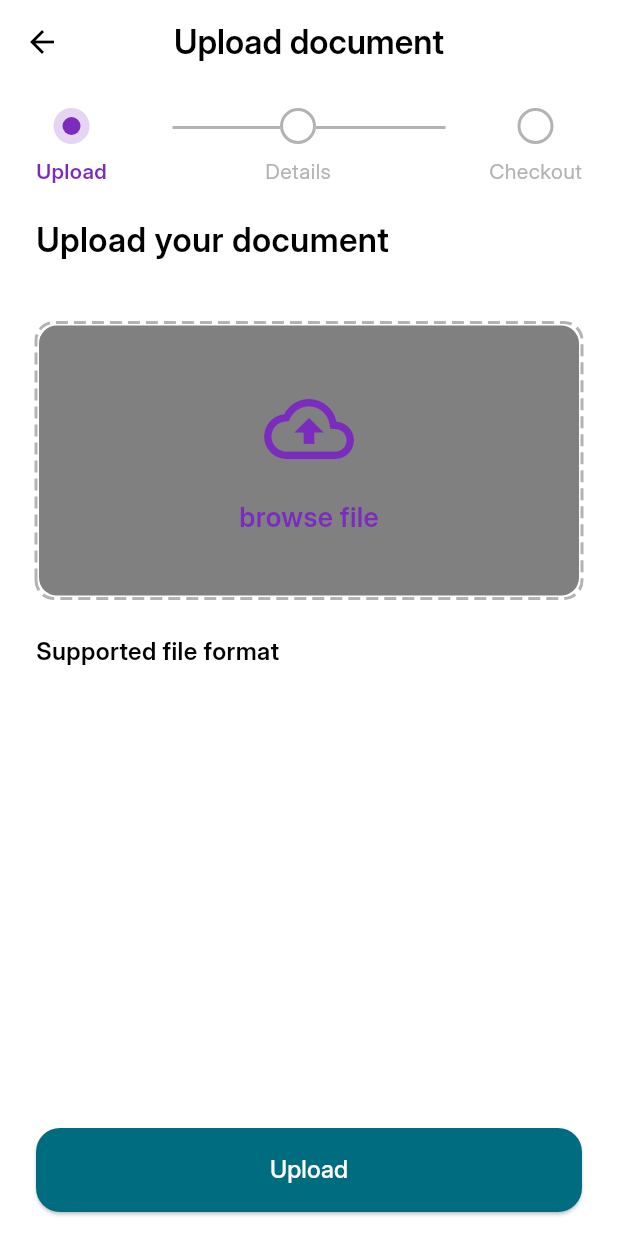
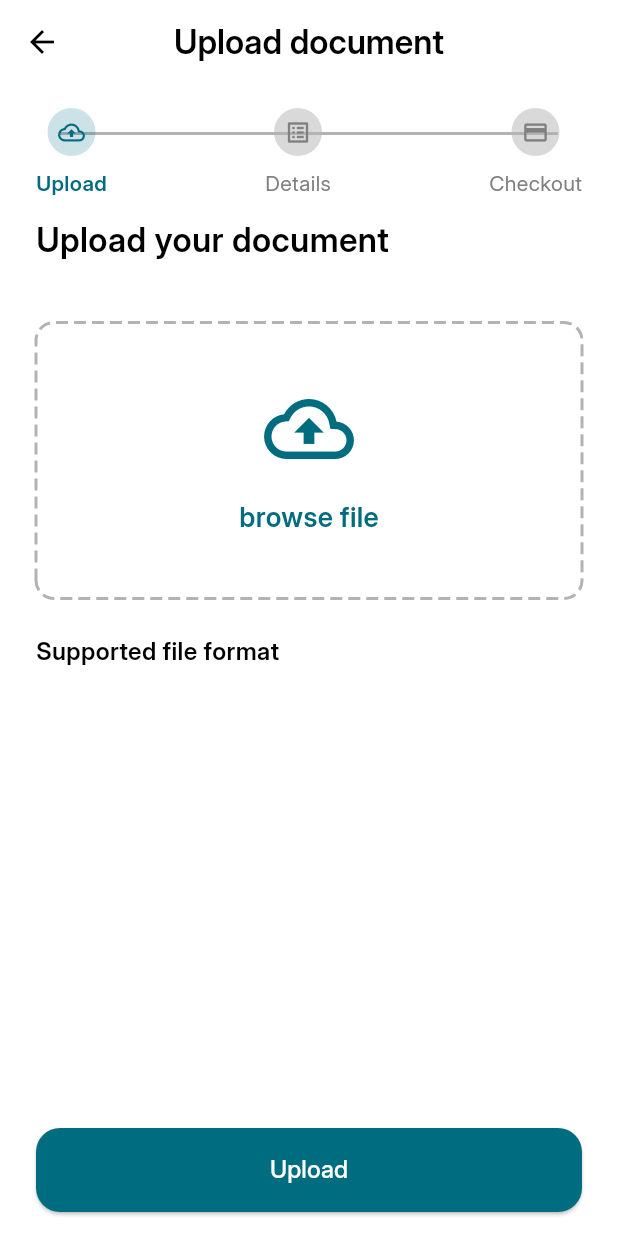
Before and after one commit to Hardikdhull/ClickPick, a Flutter app: the screen it shows after launch, on a phone screen of 412 x 824 dp. Run offline on Flutter 3.47's test engine with Material 3 defaults, Android fonts, the phone set to English and light mode, and no system bars; drawn by our look-alikes of dotted_border; missing offline and left inert: razorpay_flutter.

Commit message:
made proper changes to ui

```diff
--- a/frontend/lib/screens/Details_screen.dart
+++ b/frontend/lib/screens/Details_screen.dart
@@ -133,7 +133,7 @@ class _PrintDetailsScreenState extends State<DetailsScreen> {
             ),
             _buildCopyCounterRow(),
 
-            const SizedBox(height: 40),
+            const SizedBox(height: 100),
             CustomButton(
               text: 'Proceed to Payment',
               onTap: () {
@@ -187,7 +187,6 @@ class _PrintDetailsScreenState extends State<DetailsScreen> {
     );
   }
 
-  // A specific builder for the copy counter
   Widget _buildCopyCounterRow() {
     return Padding(
       padding: const EdgeInsets.symmetric(vertical: 8.0),
--- a/frontend/lib/screens/checkout_screen.dart
+++ b/frontend/lib/screens/checkout_screen.dart
@@ -4,6 +4,7 @@ import 'package:clickpic/widgets/custom_text_field.dart';
 import 'package:clickpic/constants/colors.dart';
 import 'package:clickpic/widgets/summary_row.dart';
 import 'package:clickpic/widgets/progressstepper.dart';
+import 'package:razorpay_flutter/razorpay_flutter.dart';
 
 class CheckoutScreen extends StatefulWidget {
   const CheckoutScreen({super.key});
@@ -44,7 +45,7 @@ class _CheckoutScreenState extends State<CheckoutScreen> {
         child: Column(
           crossAxisAlignment: CrossAxisAlignment.start,
           children: [
-            const ProgressStepper(currentStep: 1),
+            const ProgressStepper(currentStep: 2),
             const SizedBox(height: 32),
             const Text(
               'Order Summary',
@@ -101,13 +102,13 @@ class _CheckoutScreenState extends State<CheckoutScreen> {
                 ),
               ],
             ),
-            const SizedBox(height: 40),
+            const SizedBox(height: 200),
 
             CustomButton(
               text: 'Pay ₹55.00',
               onTap: () {
                 // TODO: Add payment processing logic
-                print('Payment button tapped!');
+
               },
             ),
           ],
--- a/frontend/lib/widgets/ProgressStepper.dart
+++ b/frontend/lib/widgets/ProgressStepper.dart
@@ -1,57 +1,71 @@
 import 'package:flutter/material.dart';
-import 'package:clickpic/constants/colors.dart';
+import 'package:clickpic/constants/colors.dart'; // Import your AppColors
 
 class ProgressStepper extends StatelessWidget {
+  /// The current step, 0-indexed (0 = Upload, 1 = Details, 2 = Checkout).
   final int currentStep;
 
   const ProgressStepper({super.key, required this.currentStep});
 
   @override
   Widget build(BuildContext context) {
+    const double stepNodeRadius = 16.0;
+    const double stepNodeDiameter = stepNodeRadius * 2;
+
     return LayoutBuilder(
       builder: (context, constraints) {
         final double totalWidth = constraints.maxWidth;
-        final double progressWidth = totalWidth * (currentStep / 2.0);
+        final double lineTotalWidth = totalWidth - stepNodeDiameter;
+        final double progressWidth = lineTotalWidth * (currentStep / 2.0);
 
-        return Container(
+        return SizedBox(
           width: totalWidth,
-          height: 60,
+          height: 60, // Height to fit circle and text
           child: Stack(
             alignment: Alignment.center,
             children: [
+              // --- 1. The Lines ---
               Positioned(
-                top: 12,
-                left: totalWidth / 4,
-                right: totalWidth / 4,
+                left: stepNodeRadius,
+                right: stepNodeRadius,
+                top: stepNodeRadius,
                 child: Container(
                   height: 2.0,
                   color: AppColors.Light_gray,
                 ),
               ),
               Positioned(
-                top: 12,
-                left: totalWidth / 4,
+                top: stepNodeRadius,
+                left: stepNodeRadius,
                 child: AnimatedContainer(
                   duration: const Duration(milliseconds: 300),
                   height: 2.0,
                   width: progressWidth,
-                  color: AppColors.purple,
+                  color: AppColors.primary,
                 ),
               ),
+
+              // --- 2. The Circles and Text ---
               Row(
                 mainAxisAlignment: MainAxisAlignment.spaceBetween,
                 children: [
                   _buildStepNode(
                     title: 'Upload',
+                    icon: Icons.cloud_upload_outlined, // Added icon
                     stepIndex: 0,
+                    radius: stepNodeRadius,
                   ),
                   _buildStepNode(
                     title: 'Details',
+                    icon: Icons.list_alt_outlined, // Added icon
                     stepIndex: 1,
+                    radius: stepNodeRadius,
                   ),
                   _buildStepNode(
                     title: 'Checkout',
+                    icon: Icons.payment_outlined, // Added icon
                     stepIndex: 2,
+                    radius: stepNodeRadius,
                   ),
                 ],
               ),
@@ -61,49 +75,48 @@ class ProgressStepper extends StatelessWidget {
       },
     );
   }
-  Widget _buildStepNode({required String title, required int stepIndex}) {
+
+  // Helper widget to build each step (circle + icon + text)
+  Widget _buildStepNode({
+    required String title,
+    required IconData icon, // Icon is now a required parameter
+    required int stepIndex,
+    required double radius,
+  }) {
     final bool isActive = currentStep == stepIndex;
     final bool isCompleted = currentStep > stepIndex;
 
     Color circleColor;
-    Color textColor;
-    Widget circleChild;
+    Color iconColor;
+    Widget iconChild;
 
-    if (isActive) {
-      circleColor = AppColors.purple.withOpacity(0.2);
-      textColor = AppColors.purple;
-      circleChild = CircleAvatar(
-        radius: 6,
-        backgroundColor: AppColors.purple,
-      );
-    } else if (isCompleted) {
-      circleColor = AppColors.purple;
-      textColor = AppColors.purple;
-      circleChild = Container();
+    if (isCompleted) {
+      circleColor = AppColors.primary;
+      iconChild = const Icon(Icons.check, color: Colors.white, size: 16);
+    } else if (isActive) {
+      circleColor = AppColors.primary.withOpacity(0.2);
+      iconColor = AppColors.primary;
+      iconChild = Icon(icon, color: iconColor, size: 18); // Use the step's icon
     } else {
-      circleColor = Colors.white;
-      textColor = AppColors.Light_gray;
-      circleChild = Container(
-        decoration: BoxDecoration(
-          shape: BoxShape.circle,
-          border: Border.all(color: AppColors.Light_gray, width: 2),
-        ),
-      );
+      circleColor = AppColors.Light_gray.withOpacity(0.5); // Lighter gray
+      iconColor = AppColors.gray;
+      iconChild = Icon(icon, color: iconColor, size: 18); // Use the step's icon
     }
 
     return Column(
       children: [
         CircleAvatar(
-          radius: 12,
+          radius: radius,
           backgroundColor: circleColor,
-          child: circleChild,
+          child: iconChild, // Use the new iconChild
         ),
         const SizedBox(height: 8),
+        // The Text
         Text(
           title,
           style: TextStyle(
-            color: textColor,
-            fontWeight: isActive ? FontWeight.bold : FontWeight.normal,
+            color: (isCompleted || isActive) ? AppColors.primary : AppColors.gray,
+            fontWeight: (isCompleted || isActive) ? FontWeight.bold : FontWeight.normal,
           ),
         ),
       ],
--- a/frontend/lib/widgets/upload_box.dart
+++ b/frontend/lib/widgets/upload_box.dart
@@ -20,7 +20,7 @@ class UploadBox extends StatelessWidget {
           width: double.infinity,
           height: 180,
           decoration: BoxDecoration(
-            color: AppColors.gray.withValues(),
+            color: Colors.white,
             borderRadius: BorderRadius.circular(12),
           ),
           child: const Column(
@@ -29,7 +29,7 @@ class UploadBox extends StatelessWidget {
               Icon(
                 Icons.cloud_upload_outlined,
                 size: 60,
-                color: AppColors.purple,
+                color: AppColors.primary,
 
               ),
               SizedBox(
@@ -40,7 +40,7 @@ class UploadBox extends StatelessWidget {
                 style: TextStyle(
                   fontSize: 18,
                   fontWeight: FontWeight.bold,
-                  color: AppColors.purple,
+                  color: AppColors.primary,
 
                 ),
               ),
--- a/frontend/pubspec.yaml
+++ b/frontend/pubspec.yaml
@@ -12,6 +12,7 @@ dependencies:
   cupertino_icons: ^1.0.8
   dotted_border: ^2.1.0
   google_fonts: ^6.2.1
+  razorpay_flutter: ^1.3.6
 
 dev_dependencies:
   flutter_test:
```
Also changed, not shown: frontend/pubspec.lock, 5 other files.
